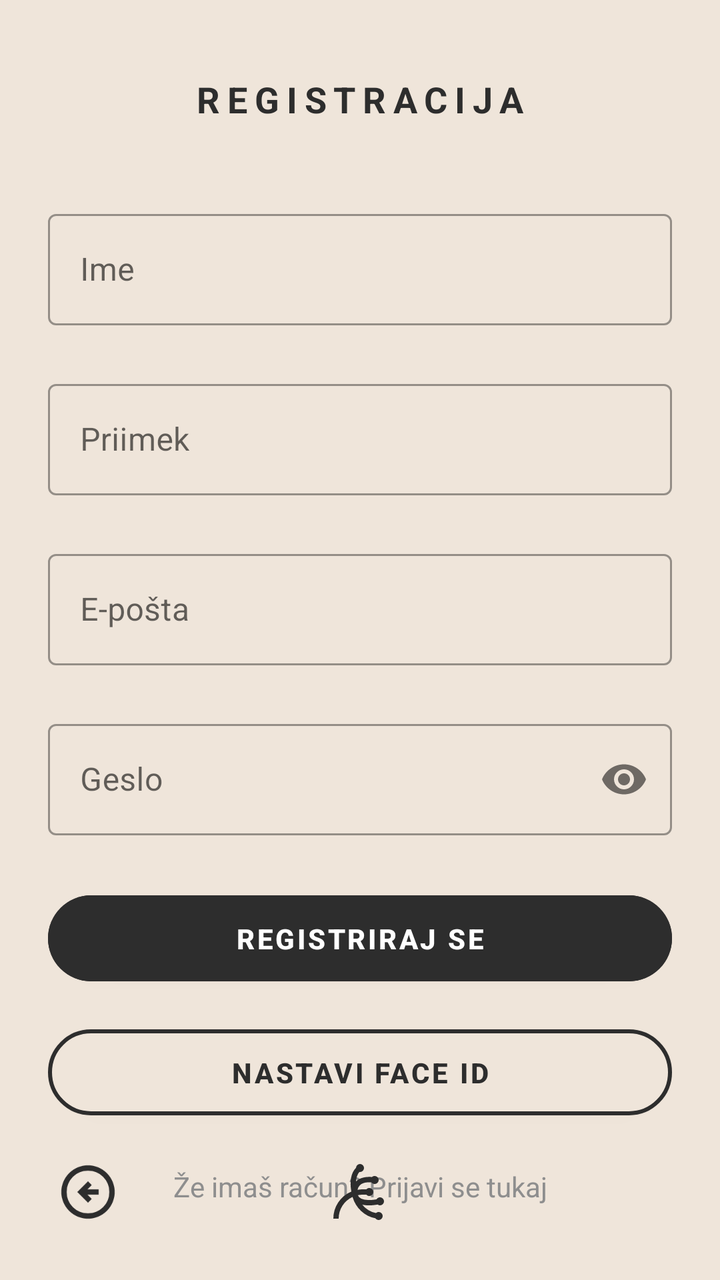
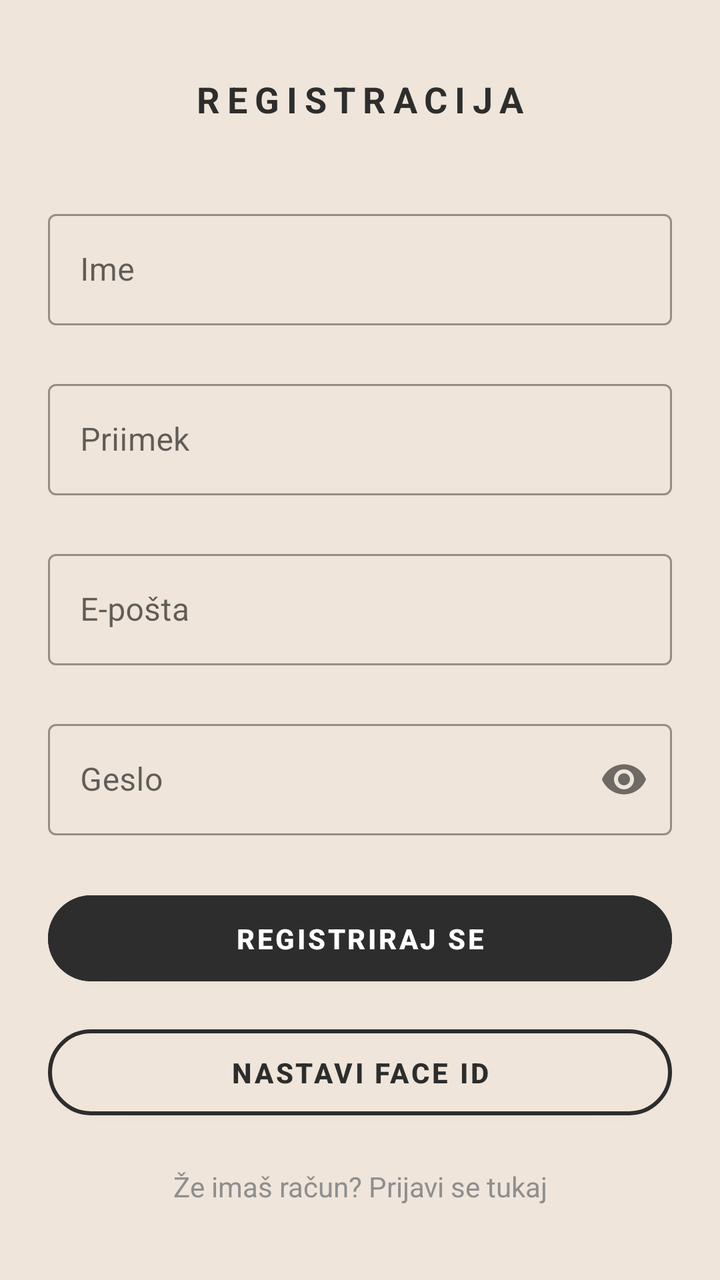

Two renders of the same Android screen: before a commit and after it. Below are the layout's source before the change and the commit's diff.
<!-- AndroidManifest.xml: application theme Theme.PametniPaketnik -->
<!-- res/layout/activity_register.xml -->
<?xml version="1.0" encoding="utf-8"?>
<androidx.constraintlayout.widget.ConstraintLayout xmlns:android="http://schemas.android.com/apk/res/android"
    xmlns:app="http://schemas.android.com/apk/res-auto"
    xmlns:tools="http://schemas.android.com/tools"
    android:id="@+id/main"
    android:layout_width="match_parent"
    android:layout_height="match_parent"
    android:background="@color/background"
    tools:context=".RegisterActivity">

    <LinearLayout
        android:layout_width="match_parent"
        android:layout_height="wrap_content"
        android:orientation="vertical"
        android:background="@color/background"
        android:paddingStart="24dp"
        android:paddingEnd="24dp"
        app:layout_constraintTop_toTopOf="parent"
        app:layout_constraintBottom_toBottomOf="parent"
        app:layout_constraintStart_toStartOf="parent"
        app:layout_constraintEnd_toEndOf="parent">

        <TextView
            android:id="@+id/registerTitle"
            android:layout_width="match_parent"
            android:layout_height="wrap_content"
            android:letterSpacing="0.2"
            android:text="@string/register_title"
            android:textAlignment="center"
            android:textAllCaps="true"
            android:textColor="@color/history_text_primary"
            android:textSize="18sp"
            android:textStyle="bold"
            android:layout_marginBottom="40dp"/>

        <com.google.android.material.textfield.TextInputLayout
            android:id="@+id/nameTitle"
            style="@style/Widget.MaterialComponents.TextInputLayout.OutlinedBox"
            android:layout_width="match_parent"
            android:layout_height="wrap_content"
            android:layout_marginBottom="24dp"
            android:hint="@string/nameHint">

            <com.google.android.material.textfield.TextInputEditText
                android:id="@+id/inputName"
                android:layout_width="match_parent"
                android:layout_height="wrap_content"
                android:inputType="text"
                android:textColor="@color/history_text_primary" />
        </com.google.android.material.textfield.TextInputLayout>

        <com.google.android.material.textfield.TextInputLayout
            android:id="@+id/surnameTitle"
            style="@style/Widget.MaterialComponents.TextInputLayout.OutlinedBox"
            android:layout_width="match_parent"
            android:layout_height="wrap_content"
            android:layout_marginBottom="24dp"
            android:hint="@string/surnameHint">

            <com.google.android.material.textfield.TextInputEditText
                android:id="@+id/inputSurname"
                android:layout_width="match_parent"
                android:layout_height="wrap_content"
                android:inputType="text"
                android:textColor="@color/history_text_primary" />
        </com.google.android.material.textfield.TextInputLayout>

        <com.google.android.material.textfield.TextInputLayout
            android:id="@+id/emailTitle"
            style="@style/Widget.MaterialComponents.TextInputLayout.OutlinedBox"
            android:layout_width="match_parent"
            android:layout_height="wrap_content"
            android:layout_marginBottom="24dp"
            android:hint="@string/emailHint">

            <com.google.android.material.textfield.TextInputEditText
                android:id="@+id/inputEmail"
                android:layout_width="match_parent"
                android:layout_height="wrap_content"
                android:inputType="textEmailAddress"
                android:textColor="@color/history_text_primary" />
        </com.google.android.material.textfield.TextInputLayout>

        <com.google.android.material.textfield.TextInputLayout
            android:id="@+id/passwordTitle"
            style="@style/Widget.MaterialComponents.TextInputLayout.OutlinedBox"
            android:layout_width="match_parent"
            android:layout_height="wrap_content"
            android:layout_marginBottom="24dp"
            android:hint="@string/passwordHint"
            app:passwordToggleEnabled="true">

            <com.google.android.material.textfield.TextInputEditText
                android:id="@+id/inputPassword"
                android:layout_width="match_parent"
                android:layout_height="wrap_content"
                android:inputType="textPassword"
                android:textColor="@color/history_text_primary" />
        </com.google.android.material.textfield.TextInputLayout>

        <Button
            android:id="@+id/btnRegister"
            android:layout_width="match_parent"
            android:layout_height="55dp"
            android:backgroundTint="@color/history_text_primary"
            android:text="@string/registriraj_se"
            android:textAllCaps="true"
            android:textColor="@android:color/white"
            android:textStyle="bold"
            app:cornerRadius="40dp" />

        <Button
            android:id="@+id/btnFaceIdSetup"
            android:layout_width="match_parent"
            android:layout_height="55dp"
            android:layout_marginTop="12dp"
            android:text="Nastavi Face ID"
            android:textStyle="bold"
            android:backgroundTint="@color/background"
            android:textColor="@color/history_text_primary"
            app:strokeColor="@color/history_text_primary"
            app:strokeWidth="2dp"
            app:cornerRadius="40dp" />

        <TextView
            android:id="@+id/goToLogin"
            android:layout_width="match_parent"
            android:layout_height="wrap_content"
            android:layout_marginTop="20dp"
            android:text="@string/go_to_login_text"
            android:textAlignment="center"
            android:textColor="@color/history_text_secondary"
            android:textSize="14sp" />

    </LinearLayout>

    <ImageButton
        android:id="@+id/btnHome"
        android:layout_width="56dp"
        android:layout_height="56dp"
        android:layout_marginBottom="16dp"
        android:background="?attr/selectableItemBackgroundBorderless"
        android:contentDescription="@string/domov"
        android:padding="12dp"
        android:scaleType="fitCenter"
        android:src="@drawable/ic_home_black"
        app:layout_constraintBottom_toBottomOf="parent"
        app:layout_constraintStart_toStartOf="parent"
        app:layout_constraintEnd_toEndOf="parent"
        app:tint="@color/history_text_primary" />
    <ImageButton
        android:id="@+id/btnBack"
        android:layout_width="56dp"
        android:layout_height="56dp"
        android:layout_marginStart="16dp"
        android:layout_marginBottom="16dp"
        android:background="?attr/selectableItemBackgroundBorderless"
        android:contentDescription="@string/nazaj"
        android:padding="12dp"
        android:scaleType="fitCenter"
        android:src="@drawable/ic_back_black"
        app:layout_constraintBottom_toBottomOf="parent"
        app:layout_constraintStart_toStartOf="parent"
        app:tint="@color/history_text_primary" />
</androidx.constraintlayout.widget.ConstraintLayout>
<!-- resources referenced by this layout -->
<resources>
  <color name="background">#EFE5DA</color>
  <color name="history_text_primary">#2D2D2D</color>
  <color name="history_text_secondary">#8E8E8E</color>
  <!-- drawable ic_back_black (drawable) -->
  <vector xmlns:android="http://schemas.android.com/apk/res/android" android:autoMirrored="true" android:height="24dp" android:tint="#000000" android:viewportHeight="960" android:viewportWidth="960" android:width="24dp">
        
      <path android:fillColor="@android:color/white" android:pathData="M480,640L536,584L472,520L640,520L640,440L472,440L536,376L480,320L320,480L480,640ZM480,880Q397,880 324,848.5Q251,817 197,763Q143,709 111.5,636Q80,563 80,480Q80,397 111.5,324Q143,251 197,197Q251,143 324,111.5Q397,80 480,80Q563,80 636,111.5Q709,143 763,197Q817,251 848.5,324Q880,397 880,480Q880,563 848.5,636Q817,709 763,763Q709,817 636,848.5Q563,880 480,880ZM480,800Q614,800 707,707Q800,614 800,480Q800,346 707,253Q614,160 480,160Q346,160 253,253Q160,346 160,480Q160,614 253,707Q346,800 480,800ZM480,480Q480,480 480,480Q480,480 480,480Q480,480 480,480Q480,480 480,480Q480,480 480,480Q480,480 480,480Q480,480 480,480Q480,480 480,480Z"/>
      
  </vector>
  <!-- drawable ic_home_black (drawable) -->
  <vector xmlns:android="http://schemas.android.com/apk/res/android" android:height="24dp" android:tint="#000000" android:viewportHeight="960" android:viewportWidth="960" android:width="24dp">
        
      <path android:fillColor="@android:color/white" android:pathData="M760,900Q745,900 732,893Q719,886 711,874Q590,852 497.5,766Q405,680 368,554Q272,599 216,686.5Q160,774 160,880L80,880Q80,746 153.5,636Q227,526 350,474Q329,359 346.5,266.5Q364,174 420,117Q420,117 420,117Q420,117 420,117Q422,93 439,76.5Q456,60 480,60Q505,60 522.5,77.5Q540,95 540,120Q540,145 522.5,162.5Q505,180 480,180Q478,180 476,180Q474,180 471,179Q449,204 436,240.5Q423,277 419,322Q439,302 465.5,287.5Q492,273 524,265Q554,257 588.5,254.5Q623,252 661,255Q669,247 679,243.5Q689,240 700,240Q725,240 742.5,257.5Q760,275 760,300Q760,325 742.5,342.5Q725,360 700,360Q686,360 672.5,353.5Q659,347 651,335Q618,333 587.5,335.5Q557,338 533,346Q494,359 471.5,384Q449,409 443,448Q471,443 490.5,441.5Q510,440 576,440Q584,430 595.5,425Q607,420 620,420Q645,420 662.5,437.5Q680,455 680,480Q680,505 662.5,522.5Q645,540 620,540Q607,540 595.5,535Q584,530 576,520Q513,520 493,521.5Q473,523 448,528Q461,562 499,580Q537,598 598,600Q627,602 660.5,599Q694,596 728,590Q736,576 750,568Q764,560 780,560Q805,560 822.5,577.5Q840,595 840,620Q840,645 822.5,662.5Q805,680 780,680Q770,680 761.5,677Q753,674 745,668Q711,674 678.5,677.5Q646,681 617,681Q588,681 562,678Q536,675 513,669Q551,718 605.5,751.5Q660,785 720,796Q728,788 738.5,784Q749,780 760,780Q785,780 802.5,797.5Q820,815 820,840Q820,865 802.5,882.5Q785,900 760,900Z"/>
      
  </vector>
  <string name="domov">Domov</string>
  <string name="emailHint">E-pošta</string>
  <string name="go_to_login_text">Že imaš račun? Prijavi se tukaj</string>
  <string name="nameHint">Ime</string>
  <string name="nazaj">Nazaj</string>
  <string name="passwordHint">Geslo</string>
  <string name="register_title">Registracija</string>
  <string name="registriraj_se">Registriraj se</string>
  <string name="surnameHint">Priimek</string>
  <style name="Theme.PametniPaketnik" parent="Base.Theme.PametniPaketnik" />
  <style name="Base.Theme.PametniPaketnik" parent="Theme.MaterialComponents.Light.NoActionBar">
          <item name="colorPrimary">@color/history_text_primary</item>
          <item name="android:statusBarColor">@color/background</item>
          <item name="android:windowLightStatusBar">true</item> </style>
</resources>

<!-- the commit's change to res/layout/activity_register.xml (unified diff, before → after) -->
@@ -133,33 +133,4 @@
             android:textSize="14sp" />
 
     </LinearLayout>
-
-    <ImageButton
-        android:id="@+id/btnHome"
-        android:layout_width="56dp"
-        android:layout_height="56dp"
-        android:layout_marginBottom="16dp"
-        android:background="?attr/selectableItemBackgroundBorderless"
-        android:contentDescription="@string/domov"
-        android:padding="12dp"
-        android:scaleType="fitCenter"
-        android:src="@drawable/ic_home_black"
-        app:layout_constraintBottom_toBottomOf="parent"
-        app:layout_constraintStart_toStartOf="parent"
-        app:layout_constraintEnd_toEndOf="parent"
-        app:tint="@color/history_text_primary" />
-    <ImageButton
-        android:id="@+id/btnBack"
-        android:layout_width="56dp"
-        android:layout_height="56dp"
-        android:layout_marginStart="16dp"
-        android:layout_marginBottom="16dp"
-        android:background="?attr/selectableItemBackgroundBorderless"
-        android:contentDescription="@string/nazaj"
-        android:padding="12dp"
-        android:scaleType="fitCenter"
-        android:src="@drawable/ic_back_black"
-        app:layout_constraintBottom_toBottomOf="parent"
-        app:layout_constraintStart_toStartOf="parent"
-        app:tint="@color/history_text_primary" />
 </androidx.constraintlayout.widget.ConstraintLayout>
<!-- resource entries referenced after the edit -->
@@ -3,23 +3,9 @@
   <color name="background">#EFE5DA</color>
   <color name="history_text_primary">#2D2D2D</color>
   <color name="history_text_secondary">#8E8E8E</color>
-  <!-- drawable ic_back_black (drawable) -->
-  <vector xmlns:android="http://schemas.android.com/apk/res/android" android:autoMirrored="true" android:height="24dp" android:tint="#000000" android:viewportHeight="960" android:viewportWidth="960" android:width="24dp">
-        
-      <path android:fillColor="@android:color/white" android:pathData="M480,640L536,584L472,520L640,520L640,440L472,440L536,376L480,320L320,480L480,640ZM480,880Q397,880 324,848.5Q251,817 197,763Q143,709 111.5,636Q80,563 80,480Q80,397 111.5,324Q143,251 197,197Q251,143 324,111.5Q397,80 480,80Q563,80 636,111.5Q709,143 763,197Q817,251 848.5,324Q880,397 880,480Q880,563 848.5,636Q817,709 763,763Q709,817 636,848.5Q563,880 480,880ZM480,800Q614,800 707,707Q800,614 800,480Q800,346 707,253Q614,160 480,160Q346,160 253,253Q160,346 160,480Q160,614 253,707Q346,800 480,800ZM480,480Q480,480 480,480Q480,480 480,480Q480,480 480,480Q480,480 480,480Q480,480 480,480Q480,480 480,480Q480,480 480,480Q480,480 480,480Z"/>
-      
-  </vector>
-  <!-- drawable ic_home_black (drawable) -->
-  <vector xmlns:android="http://schemas.android.com/apk/res/android" android:height="24dp" android:tint="#000000" android:viewportHeight="960" android:viewportWidth="960" android:width="24dp">
-        
-      <path android:fillColor="@android:color/white" android:pathData="M760,900Q745,900 732,893Q719,886 711,874Q590,852 497.5,766Q405,680 368,554Q272,599 216,686.5Q160,774 160,880L80,880Q80,746 153.5,636Q227,526 350,474Q329,359 346.5,266.5Q364,174 420,117Q420,117 420,117Q420,117 420,117Q422,93 439,76.5Q456,60 480,60Q505,60 522.5,77.5Q540,95 540,120Q540,145 522.5,162.5Q505,180 480,180Q478,180 476,180Q474,180 471,179Q449,204 436,240.5Q423,277 419,322Q439,302 465.5,287.5Q492,273 524,265Q554,257 588.5,254.5Q623,252 661,255Q669,247 679,243.5Q689,240 700,240Q725,240 742.5,257.5Q760,275 760,300Q760,325 742.5,342.5Q725,360 700,360Q686,360 672.5,353.5Q659,347 651,335Q618,333 587.5,335.5Q557,338 533,346Q494,359 471.5,384Q449,409 443,448Q471,443 490.5,441.5Q510,440 576,440Q584,430 595.5,425Q607,420 620,420Q645,420 662.5,437.5Q680,455 680,480Q680,505 662.5,522.5Q645,540 620,540Q607,540 595.5,535Q584,530 576,520Q513,520 493,521.5Q473,523 448,528Q461,562 499,580Q537,598 598,600Q627,602 660.5,599Q694,596 728,590Q736,576 750,568Q764,560 780,560Q805,560 822.5,577.5Q840,595 840,620Q840,645 822.5,662.5Q805,680 780,680Q770,680 761.5,677Q753,674 745,668Q711,674 678.5,677.5Q646,681 617,681Q588,681 562,678Q536,675 513,669Q551,718 605.5,751.5Q660,785 720,796Q728,788 738.5,784Q749,780 760,780Q785,780 802.5,797.5Q820,815 820,840Q820,865 802.5,882.5Q785,900 760,900Z"/>
-      
-  </vector>
-  <string name="domov">Domov</string>
   <string name="emailHint">E-pošta</string>
   <string name="go_to_login_text">Že imaš račun? Prijavi se tukaj</string>
   <string name="nameHint">Ime</string>
-  <string name="nazaj">Nazaj</string>
   <string name="passwordHint">Geslo</string>
   <string name="register_title">Registracija</string>
   <string name="registriraj_se">Registriraj se</string>
